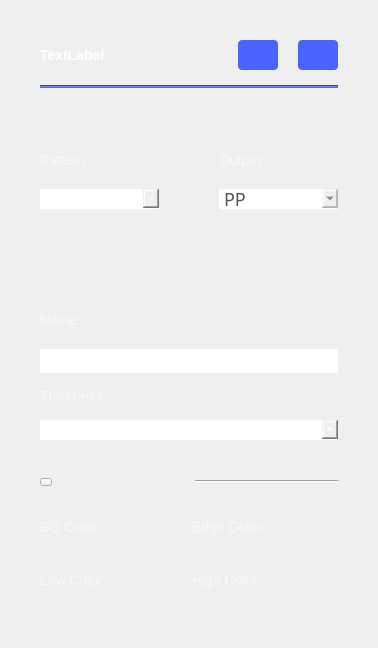
Qt form ui/pg_cg_settings.ui (analogdevicesinc/scopy) before a commit.
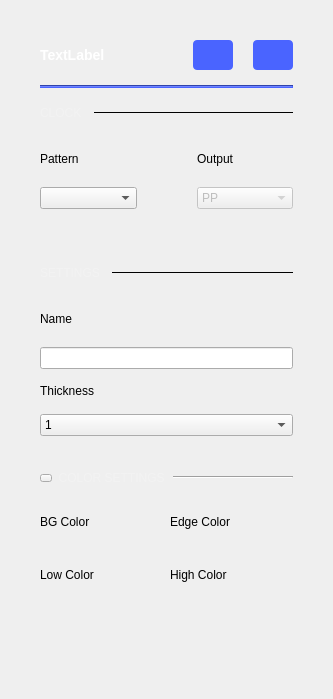
The same form after that commit. Icons and pictures are not drawn.

Commit message: Pattern Generator: Simplify UI and use global stylesheet

What changed in the file:
```diff
--- a/ui/pg_cg_settings.ui
+++ b/ui/pg_cg_settings.ui
@@ -6,8 +6,8 @@
    <rect>
     <x>0</x>
     <y>0</y>
-    <width>378</width>
-    <height>648</height>
+    <width>333</width>
+    <height>699</height>
    </rect>
   </property>
   <property name="sizePolicy">
@@ -20,113 +20,12 @@
    <string>Form</string>
   </property>
   <property name="styleSheet">
-   <string notr="true">QLineEdit
-{
-  font-family: Arial;
-  font-size: 18px;
-  line-height: 21px;
-  color: #FFFFFF;
-  border: 0px;
-  border-bottom: 1px solid rgba(255,255,255,100);
-}
-
-QLineEdit:disabled
-{
-  color: rgb(85, 85, 85);
-}
-
-QFrame
-{
-height: 1px;
-color: rgba(255,255,255,25);
-}
-
-QComboBox
-{
-  height: 19px;
-  border: 0px;
-  border-bottom: 1px solid rgba(255, 255, 255, 102);
-  font-family: ArialMT;
-  font-size: 18px;
-  font-weight: normal;
-  font-style: normal;
-  text-align: left;
-  color: #ffffff;
-}
-
-QLabel
-{
-width: 68.2px;
-height: 16.46px;
-font-family: Arial;
-font-size: 14px;
-line-height: 16px;
-color: rgba(255,255,255,150);
-}
-
-QLabel:disabled
-{
-  color: rgb(85, 85, 85);
-}
-
-QComboBox::drop-down
-{
-  subcontrol-position: center right;
-  width: 10px;
-  height: 6px;
-  border-image: url(:/icons/sba_cmb_box_arrow.svg);
-  font-family: ArialMT;
-  font-size: 16px;
-  font-weight: normal;
-  font-style: normal;
-  text-align: left;
-}
-
-QComboBox QAbstractItemView {
-  border: 0px;
-  selection-background-color: rgba(25, 25, 25);
-  outline: 0px;
-  color:rgba(255,255,255,102);
-  /*background:black;*/
- padding: 1px 0px 1px 3px; /*This makes text colour work*/
-}
-
-QComboBox:disabled
-{
-  color: rgb(85, 85, 85);
-}
-
-
-QComboBox QAbstractItemView::item {
-  font-family: ArialMT;
-  font-size: 18px;
-  font-weight: normal;
-  font-style: normal;
-  text-align: left;
-  color: rgba(255,255,255,0);
-  border-bottom: 0px solid rgba(255, 255, 255, 102);
-
-}
-
-/* Color of the selected list item. */
-QComboBox::item:selected {
-  font-family: ArialMT;
-  font-size: 18px;
-  font-weight: normal;
-  font-style: normal;
-  text-align: left;
-  color: #ffffff;
-  border-bottom: 0px solid rgba(255, 255, 255, 102);
- 
-}
-/* Indicator will shine through the label text if you don't make it hidden. */
-QComboBox::indicator{
-    background-color:transparent;
-    selection-background-color:transparent;
-    color:transparent;
-    selection-color:transparent;
-}
-</string>
+   <string notr="true">#PBLeft, #PBRight {
+  width: 40px;
+  height: 30px;
+  border-radius: 4px;
+  background-color: #4a64ff;
+}</string>
   </property>
   <layout class="QVBoxLayout" name="verticalLayout">
    <property name="spacing">
@@ -146,9 +45,15 @@
    </property>
    <item>
     <layout class="QVBoxLayout" name="verticalLayout_2">
+     <property name="leftMargin">
+      <number>40</number>
+     </property>
      <property name="topMargin">
       <number>40</number>
      </property>
+     <property name="rightMargin">
+      <number>40</number>
+     </property>
      <item>
       <layout class="QHBoxLayout" name="horizontalLayout">
        <property name="spacing">
@@ -160,22 +65,6 @@
        <property name="rightMargin">
         <number>0</number>
        </property>
-       <item>
-        <spacer name="horizontalSpacer_4">
-         <property name="orientation">
-          <enum>Qt::Horizontal</enum>
-         </property>
-         <property name="sizeType">
-          <enum>QSizePolicy::Fixed</enum>
-         </property>
-         <property name="sizeHint" stdset="0">
-          <size>
-           <width>40</width>
-           <height>20</height>
-          </size>
-         </property>
-        </spacer>
-       </item>
        <item>
         <layout class="QVBoxLayout" name="verticalLayout_3">
          <property name="spacing">
@@ -184,7 +73,7 @@
          <item>
           <layout class="QHBoxLayout" name="horizontalLayout_2">
            <property name="spacing">
-            <number>0</number>
+            <number>20</number>
            </property>
            <property name="topMargin">
             <number>0</number>
@@ -236,19 +125,6 @@
                <height>0</height>
               </size>
              </property>
-             <property name="styleSheet">
-              <string notr="true">  width: 40px;
-  height: 30px;
-  border-radius: 4px;
-  background-color: #4a64ff;
-  font-family: ArialMT;
-  font-size: 14px;
-  font-weight: bold;
-  font-style: normal;
-  text-align: center;
-  color: #ffffff;
-</string>
-             </property>
              <property name="text">
               <string/>
              </property>
@@ -265,37 +141,8 @@
              </property>
             </widget>
            </item>
-           <item>
-            <spacer name="horizontalSpacer_2">
-             <property name="orientation">
-              <enum>Qt::Horizontal</enum>
-             </property>
-             <property name="sizeType">
-              <enum>QSizePolicy::Maximum</enum>
-             </property>
-             <property name="sizeHint" stdset="0">
-              <size>
-               <width>20</width>
-               <height>20</height>
-              </size>
-             </property>
-            </spacer>
-           </item>
            <item>
             <widget class="QPushButton" name="PBRight">
-             <property name="styleSheet">
-              <string notr="true">  width: 40px;
-  height: 30px;
-  border-radius: 4px;
-  background-color: #4a64ff;
-  font-family: ArialMT;
-  font-size: 14px;
-  font-weight: bold;
-  font-style: normal;
-  text-align: center;
-  color: #ffffff;
-</string>
-             </property>
              <property name="text">
               <string/>
              </property>
@@ -360,8 +207,8 @@
              <rect>
               <x>0</x>
               <y>0</y>
-              <width>292</width>
-              <height>559</height>
+              <width>249</width>
+              <height>556</height>
              </rect>
             </property>
             <property name="sizePolicy">
@@ -446,7 +293,7 @@
                <item>
                 <layout class="QVBoxLayout" name="verticalLayout_5">
                  <property name="spacing">
-                  <number>0</number>
+                  <number>21</number>
                  </property>
                  <item>
                   <widget class="QLabel" name="label_2">
@@ -455,22 +302,6 @@
                    </property>
                   </widget>
                  </item>
-                 <item>
-                  <spacer name="verticalSpacer_4">
-                   <property name="orientation">
-                    <enum>Qt::Vertical</enum>
-                   </property>
-                   <property name="sizeType">
-                    <enum>QSizePolicy::Fixed</enum>
-                   </property>
-                   <property name="sizeHint" stdset="0">
-                    <size>
-                     <width>0</width>
-                     <height>21</height>
-                    </size>
-                   </property>
-                  </spacer>
-                 </item>
                  <item>
                   <widget class="QComboBox" name="CBPattern"/>
                  </item>
@@ -495,7 +326,7 @@
                <item>
                 <layout class="QVBoxLayout" name="verticalLayout_4">
                  <property name="spacing">
-                  <number>0</number>
+                  <number>21</number>
                  </property>
                  <property name="topMargin">
                   <number>0</number>
@@ -507,22 +338,6 @@
                    </property>
                   </widget>
                  </item>
-                 <item>
-                  <spacer name="verticalSpacer_3">
-                   <property name="orientation">
-                    <enum>Qt::Vertical</enum>
-                   </property>
-                   <property name="sizeType">
-                    <enum>QSizePolicy::Fixed</enum>
-                   </property>
-                   <property name="sizeHint" stdset="0">
-                    <size>
-                     <width>0</width>
-                     <height>21</height>
-                    </size>
-                   </property>
-                  </spacer>
-                 </item>
                  <item>
                   <widget class="QComboBox" name="CBOutput">
                    <property name="enabled">
@@ -1031,22 +846,6 @@
          </item>
         </layout>
        </item>
-       <item>
-        <spacer name="horizontalSpacer_5">
-         <property name="orientation">
-          <enum>Qt::Horizontal</enum>
-         </property>
-         <property name="sizeType">
-          <enum>QSizePolicy::Fixed</enum>
-         </property>
-         <property name="sizeHint" stdset="0">
-          <size>
-           <width>40</width>
-           <height>20</height>
-          </size>
-         </property>
-        </spacer>
-       </item>
       </layout>
      </item>
     </layout>
```
The commit also changes 2 other files.
